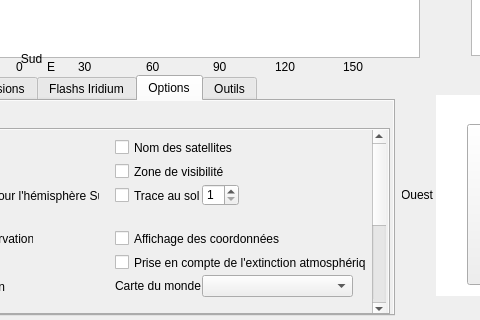
Old version of the form previsat.ui in the repository mconsidine/previsat_archive; both pictures show x 389 to 869 and y 370 to 690 of the 1068 by 690 pixel window.
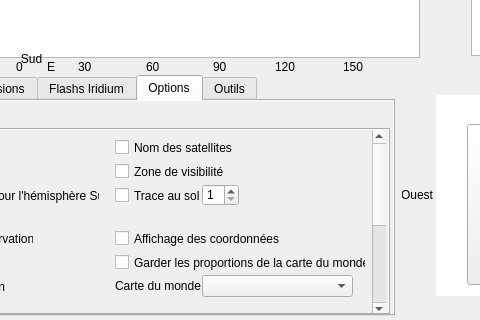
New version of the form. The open tabs and pages were chosen to show the change. Icons and pictures are not drawn.

Commit message: Ajout de la conservation des proportions de la carte du monde

```diff
--- a/previsat.ui
+++ b/previsat.ui
@@ -8196,8 +8196,8 @@
                <widget class="QCheckBox" name="extinctionAtmospherique">
                 <property name="geometry">
                  <rect>
-                  <x>490</x>
-                  <y>124</y>
+                  <x>240</x>
+                  <y>308</y>
                   <width>251</width>
                   <height>17</height>
                  </rect>
@@ -8723,6 +8723,22 @@
                  <string>Vérification des mises à jour au démarrage</string>
                 </property>
                </widget>
+               <widget class="QCheckBox" name="proportionsCarte">
+                <property name="geometry">
+                 <rect>
+                  <x>490</x>
+                  <y>124</y>
+                  <width>251</width>
+                  <height>17</height>
+                 </rect>
+                </property>
+                <property name="font">
+                 <font/>
+                </property>
+                <property name="text">
+                 <string>Garder les proportions de la carte du monde</string>
+                </property>
+               </widget>
               </widget>
              </widget>
             </widget>
```
Left out of the diff: 8 changed lines with no effect on the pictures. The commit also changes 2 other files.
